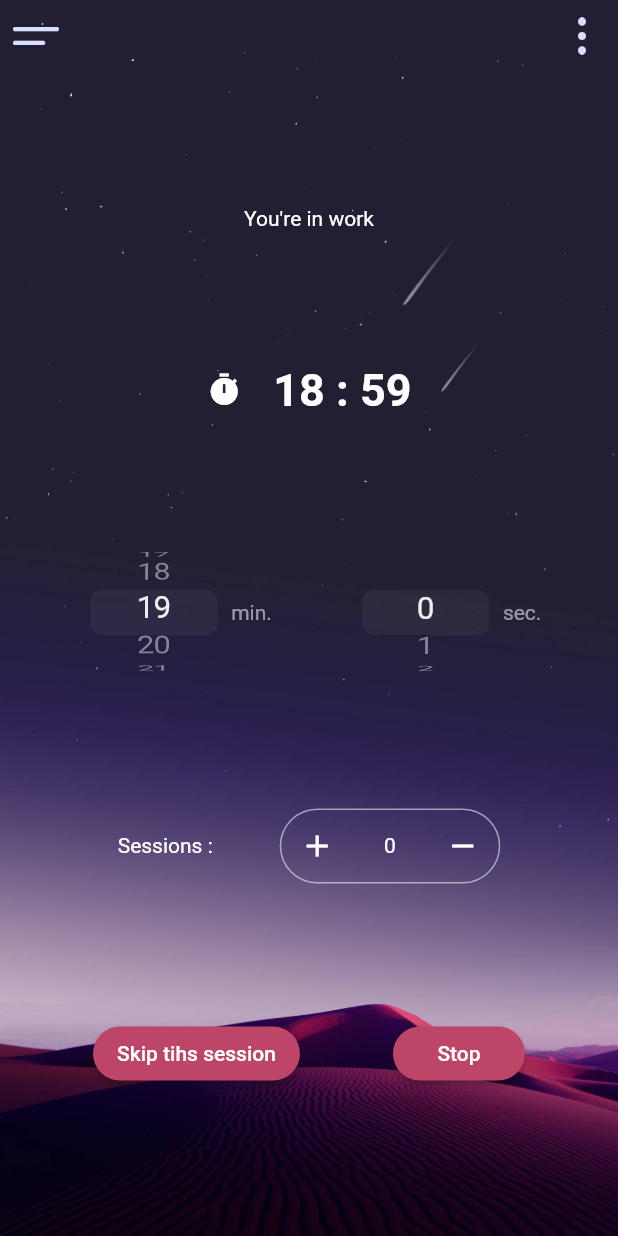
After one commit to BrahimChouih/free-to-do-list-app, a Flutter app: the PomodoroScreen screen opened by its route, scrolled down 576 dp, after a tap on "GO", on a phone screen of 412 x 824 dp. The commit adds this screen. Run offline on Flutter 3.47's test engine with Material 2 defaults, Android fonts, the phone set to English and light mode, and no system bars; our stand-ins replace audioplayers, get, sqflite; accounts and stored records are empty.

Commit message:
Edit timer logic

```diff
--- /dev/null
+++ b/lib/components/sessions.dart
@@ -0,0 +1,46 @@
+import 'package:flutter/material.dart';
+import 'package:get/get.dart';
+
+class SessionsSelect extends StatefulWidget {
+  int initValue;
+  Function(int) onChange;
+  SessionsSelect({this.initValue = 0, this.onChange});
+
+  @override
+  State<SessionsSelect> createState() => _SessionsSelectState();
+}
+
+class _SessionsSelectState extends State<SessionsSelect> {
+  @override
+  Widget build(BuildContext context) {
+    return Container(
+      decoration: BoxDecoration(
+        borderRadius: BorderRadius.circular(30),
+        border: Border.all(color: Colors.white54),
+      ),
+      child: Row(
+        mainAxisAlignment: MainAxisAlignment.center,
+        children: <Widget>[
+          plusMinus(Icons.add),
+          SizedBox(width: Get.width * 0.05),
+          Text(widget.initValue.toString()),
+          SizedBox(width: Get.width * 0.05),
+          plusMinus(Icons.remove),
+        ],
+      ),
+    );
+  }
+
+  Widget plusMinus(IconData icon) {
+    return IconButton(
+      icon: Icon(icon),
+      onPressed: () {
+        if (icon == Icons.add)
+          widget.initValue++;
+        else if (widget.initValue > 1) widget.initValue--;
+        setState(() {});
+        widget.onChange(widget.initValue);
+      },
+    );
+  }
+}
--- /dev/null
+++ b/lib/controllers/timer_controller.dart
@@ -0,0 +1,131 @@
+import 'dart:async';
+
+import 'package:audioplayers/audio_cache.dart';
+import 'package:brahimdb/utils/custom_dialog.dart';
+import 'package:flutter/material.dart';
+import 'package:get/get.dart';
+
+class TimerConrtoller extends GetxController {
+  bool working = false;
+  int seconds = 0;
+  int minuts = 0;
+  int sessions = 0;
+  int endSeconds = 0;
+  int endMinuts = 0;
+
+  bool inBreak = false;
+  Timer timer;
+
+  void startWork() async {
+    working = true;
+    startTimer();
+  }
+
+  void startTimer({bool isBreak = false}) {
+    if (!isBreak) {
+      if (sessions > 0) sessions--;
+      seconds = endSeconds;
+      minuts = endMinuts;
+    } else {
+      minuts = (endMinuts * 0.2).toInt();
+      seconds = (((endMinuts * 60 + endSeconds) * 0.2) - minuts).toInt();
+    }
+    working = true;
+    update();
+    timer = Timer.periodic(
+      Duration(seconds: 1),
+      (timer) {
+        if (minuts == 0 && seconds == 0) {
+          working = false;
+          timer.cancel();
+          update();
+          playSound();
+          nextSession(isBreak: isBreak);
+        } else {
+          if (seconds < 1) {
+            seconds = 59;
+            minuts--;
+          } else {
+            seconds--;
+          }
+          print("m:$minuts s:$seconds");
+          update();
+        }
+      },
+    );
+  }
+
+  void nextSession({bool isBreak = false}) {
+    if (sessions > 0 && !isBreak) {
+      Get.dialog(
+        CustomDialog(
+          title: 'Wait',
+          message: 'Do you want stat break ??',
+          onNo: () => Get.back(),
+          onYes: () {
+            inBreak = true;
+            startTimer(isBreak: true);
+            Get.back();
+          },
+        ),
+      );
+    }
+    if (sessions > 0 && isBreak) {
+      Get.dialog(
+        CustomDialog(
+          title: 'Wait',
+          message: 'Do you want stat Work ??',
+          onNo: () => Get.back(),
+          onYes: () {
+            inBreak = false;
+            startTimer(isBreak: false);
+            Get.back();
+          },
+        ),
+      );
+    }
+    if (sessions == 0) {
+      working = false;
+      inBreak = false;
+      update();
+      Get.snackbar('Done', 'Your sessions are over, Great job',
+          backgroundColor: Colors.black54);
+    }
+  }
+
+  void playSound() {
+    try {
+      final player = AudioCache();
+      player.play("audio/finish.wav");
+    } catch (e) {
+      print(e);
+    }
+  }
+
+  void skipThisSession() {
+    if (working) {
+      Get.dialog(
+        CustomDialog(
+          title: 'Wait',
+          message: 'Do you want skip this session ??',
+          onNo: () => Get.back(),
+          onYes: () {
+            timer.cancel();
+            sessions++;
+            startTimer();
+            Get.back();
+          },
+        ),
+      );
+    }
+  }
+
+  void stopTimer() {
+    seconds = 0;
+    minuts = 0;
+    working = false;
+    inBreak = false;
+    timer.cancel();
+    update();
+  }
+}
--- a/lib/screens/home_screen.dart
+++ b/lib/screens/home_screen.dart
@@ -1,4 +1,5 @@
 import 'package:audioplayers/audio_cache.dart';
+import 'package:brahimdb/controllers/timer_controller.dart';
 import 'package:brahimdb/models/tasks.dart';
 import 'package:brahimdb/screens/add_screen.dart';
 import 'package:brahimdb/utils/about_task.dart';
@@ -7,6 +8,7 @@ import 'package:brahimdb/utils/constants.dart';
 import 'package:brahimdb/utils/drawer.dart';
 import 'package:flutter/material.dart';
 import 'package:brahimdb/database/bl/data_methods.dart';
+import 'package:get/get.dart';
 
 double height;
 double width;
@@ -19,6 +21,7 @@ class HomeScreen extends StatefulWidget {
 
 class _HomeScreenState extends State<HomeScreen> {
   List<Task> tasks = [];
+  TimerConrtoller timerConrtoller = Get.put(TimerConrtoller());
 
   Future getTasks() async {
     DataBaseMethod.getMyData().then((onValue) {
--- /dev/null
+++ b/lib/screens/pomodoro_screen.dart
@@ -0,0 +1,114 @@
+import 'package:brahimdb/components/sessions.dart';
+import 'package:brahimdb/controllers/timer_controller.dart';
+import 'package:brahimdb/utils/app_bar.dart';
+import 'package:brahimdb/utils/components.dart';
+import 'package:brahimdb/utils/constants.dart';
+import 'package:brahimdb/utils/drawer.dart';
+import 'package:flutter/material.dart';
+import 'package:get/get.dart';
+
+class PomodoroScreen extends StatelessWidget {
+  static const id = "PomodoroScreen";
+
+  TimerConrtoller timerConrtoller = Get.find<TimerConrtoller>();
+  @override
+  Widget build(BuildContext context) {
+    return Scaffold(
+      drawer: MyDrawer(),
+      body: Container(
+        decoration: kBackgroundImage,
+        child: SafeArea(
+          child: GetBuilder<TimerConrtoller>(
+            builder: (_) => Column(
+              mainAxisAlignment: MainAxisAlignment.spaceBetween,
+              children: [
+                AppBarCustmize(context),
+                Text(
+                  timerConrtoller.working
+                      ? timerConrtoller.inBreak
+                          ? "You're in break"
+                          : "You're in work"
+                      : 'Nothing',
+                ),
+                Row(
+                  mainAxisAlignment: MainAxisAlignment.center,
+                  children: <Widget>[
+                    Icon(Icons.timer),
+                    SizedBox(width: Get.width * 0.05),
+                    Text(
+                      // '00 : 00',
+                      '${timerConrtoller.minuts.toString().padLeft(2, '0')} : ${timerConrtoller.seconds.toString().padLeft(2, '0')}',
+                      style: TextStyle(
+                        fontSize: 30,
+                        fontWeight: FontWeight.bold,
+                      ),
+                    ),
+                  ],
+                ),
+                IgnorePointer(
+                  ignoring: timerConrtoller.working,
+                  child: Row(
+                    mainAxisAlignment: MainAxisAlignment.spaceEvenly,
+                    children: <Widget>[
+                      SelectTime(
+                        txt: 'min.',
+                        onChanged: (value) {
+                          timerConrtoller.endMinuts = value;
+                        },
+                      ),
+                      SelectTime(
+                        txt: 'sec.',
+                        onChanged: (value) {
+                          timerConrtoller.endSeconds = value;
+                        },
+                      ),
+                    ],
+                  ),
+                ),
+                IgnorePointer(
+                  ignoring: timerConrtoller.working,
+                  child: Row(
+                    mainAxisAlignment: MainAxisAlignment.center,
+                    children: <Widget>[
+                      Text('Sessions : '),
+                      SizedBox(
+                        width: Get.width * 0.1,
+                      ),
+                      SessionsSelect(
+                        initValue: timerConrtoller.sessions,
+                        onChange: (value) {
+                          timerConrtoller.sessions = value;
+                        },
+                      ),
+                    ],
+                  ),
+                ),
+                Row(
+                  mainAxisAlignment: MainAxisAlignment.spaceEvenly,
+                  children: <Widget>[
+                    ButtonsController(
+                      txt: 'Skip tihs session',
+                      onPressed: () {
+                        timerConrtoller.skipThisSession();
+                      },
+                    ),
+                    ButtonsController(
+                      txt: !timerConrtoller.working ? 'GO' : 'Stop',
+                      onPressed: () {
+                        if (!timerConrtoller.working)
+                          timerConrtoller.startWork();
+                        else
+                          timerConrtoller.stopTimer();
+                      },
+                    ),
+                  ],
+                ),
+                SizedBox(height: Get.height * 0.01),
+              ],
+            ),
+          ),
+        ),
+      ),
+    );
+  }
+}
--- a/pubspec.yaml
+++ b/pubspec.yaml
@@ -14,7 +14,7 @@ description: A new Flutter project.
 version: 1.0.0+1
 
 environment:
-  sdk: ">=2.1.0 <3.0.0"
+  sdk: ">=2.7.0 <3.0.0"
 
 dependencies:
   flutter:
@@ -22,6 +22,7 @@ dependencies:
   sqflite: ^1.3.0
   path_provider: ^1.6.22
   audioplayers: ^0.16.1
+  get: ^4.6.1
 
   # The following adds the Cupertino Icons font to your application.
   # Use with the CupertinoIcons class for iOS style icons.
```
Also changed, not shown: lib/main.dart (+4 -3 lines), lib/screens/timer_screen.dart (deleted, +0 -211 lines), lib/utils/components.dart (+7 -61 lines), lib/utils/custom_dialog.dart (added, +35 -0 lines), lib/utils/drawer.dart (+7 -2 lines), lib/utils/sessions.dart (deleted, +0 -55 lines), pubspec.lock.
